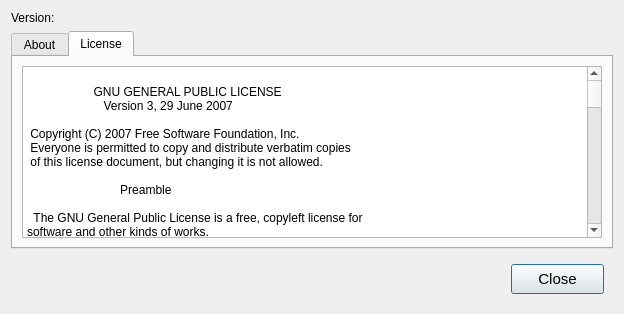
Old version of the form src/ui/about.ui in the repository DenisMedved/vkaudiosync.
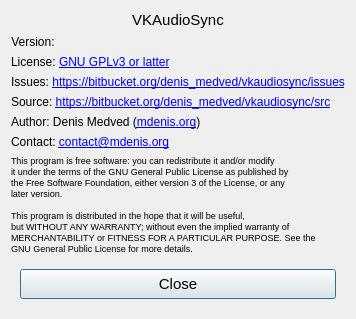
New version of the form. The open tabs and pages were chosen to show the change. Icons and pictures are not drawn.

Commit message: upgrade from 0.12b to 0.13b. Fix filename filter. Change layout of about page.

Patch:
```diff
--- a/src/ui/about.ui
+++ b/src/ui/about.ui
@@ -6,14 +6,30 @@
    <rect>
     <x>0</x>
     <y>0</y>
-    <width>624</width>
-    <height>314</height>
+    <width>345</width>
+    <height>319</height>
    </rect>
   </property>
+  <property name="maximumSize">
+   <size>
+    <width>16777189</width>
+    <height>16777215</height>
+   </size>
+  </property>
   <property name="windowTitle">
    <string>Dialog</string>
   </property>
   <layout class="QVBoxLayout" name="verticalLayout">
+   <property name="sizeConstraint">
+    <enum>QLayout::SetFixedSize</enum>
+   </property>
+   <item>
+    <widget class="QLabel" name="label_7">
+     <property name="text">
+      <string>&lt;html&gt;&lt;head/&gt;&lt;body&gt;&lt;p align=&quot;center&quot;&gt;&lt;span style=&quot; font-size:11pt;&quot;&gt;VKAudioSync&lt;/span&gt;&lt;/p&gt;&lt;/body&gt;&lt;/html&gt;</string>
+     </property>
+    </widget>
+   </item>
    <item>
     <layout class="QHBoxLayout" name="horizontalLayout_2">
      <item>
@@ -39,6 +55,9 @@
        <property name="text">
         <string>Version:</string>
        </property>
+       <property name="alignment">
+        <set>Qt::AlignCenter</set>
+       </property>
       </widget>
      </item>
      <item>
@@ -46,757 +65,90 @@
        <property name="text">
         <string notr="true"/>
        </property>
+       <property name="alignment">
+        <set>Qt::AlignRight|Qt::AlignTrailing|Qt::AlignVCenter</set>
+       </property>
       </widget>
      </item>
     </layout>
    </item>
    <item>
-    <widget class="QTabWidget" name="tabAbout">
-     <property name="currentIndex">
-      <number>0</number>
+    <widget class="QLabel" name="label">
+     <property name="text">
+      <string>License: &lt;a href=&quot;http://www.gnu.org/copyleft/gpl.html&quot;&gt; GNU GPLv3 or latter&lt;/a&gt;</string>
      </property>
-     <widget class="QWidget" name="tab">
-      <attribute name="title">
-       <string>About</string>
-      </attribute>
-      <layout class="QVBoxLayout" name="verticalLayout_3">
-       <item>
-        <widget class="QPlainTextEdit" name="plainTextEdit_2">
-         <property name="plainText">
-          <string>VKAudioSync
-License:
-	GNU General Public License, version 3 or later
-Source:
-	https://bitbucket.org/denis_medved/vkaudiosync/src
-Contact:
-	Email: Denis Medved &lt;denis.medved91@gmail.com&gt;
-	Bitbucket: https://bitbucket.org/denis_medved
-	Twitter: https://twitter.com/mdenis_org
-
-Issues:
-	https://bitbucket.org/denis_medved/vkaudiosync/issues
-
-</string>
-         </property>
-        </widget>
-       </item>
-      </layout>
-     </widget>
-     <widget class="QWidget" name="tab_2">
-      <attribute name="title">
-       <string>License</string>
-      </attribute>
-      <layout class="QVBoxLayout" name="verticalLayout_2">
-       <item>
-        <widget class="QPlainTextEdit" name="plainTextEdit">
-         <property name="plainText">
-          <string> 
-                    GNU GENERAL PUBLIC LICENSE
-                       Version 3, 29 June 2007
-
- Copyright (C) 2007 Free Software Foundation, Inc. &lt;http://fsf.org/&gt;
- Everyone is permitted to copy and distribute verbatim copies
- of this license document, but changing it is not allowed.
-
-                            Preamble
-
-  The GNU General Public License is a free, copyleft license for
-software and other kinds of works.
-
-  The licenses for most software and other practical works are designed
-to take away your freedom to share and change the works.  By contrast,
-the GNU General Public License is intended to guarantee your freedom to
-share and change all versions of a program--to make sure it remains free
-software for all its users.  We, the Free Software Foundation, use the
-GNU General Public License for most of our software; it applies also to
-any other work released this way by its authors.  You can apply it to
-your programs, too.
-
-  When we speak of free software, we are referring to freedom, not
-price.  Our General Public Licenses are designed to make sure that you
-have the freedom to distribute copies of free software (and charge for
-them if you wish), that you receive source code or can get it if you
-want it, that you can change the software or use pieces of it in new
-free programs, and that you know you can do these things.
-
-  To protect your rights, we need to prevent others from denying you
-these rights or asking you to surrender the rights.  Therefore, you have
-certain responsibilities if you distribute copies of the software, or if
-you modify it: responsibilities to respect the freedom of others.
-
-  For example, if you distribute copies of such a program, whether
-gratis or for a fee, you must pass on to the recipients the same
-freedoms that you received.  You must make sure that they, too, receive
-or can get the source code.  And you must show them these terms so they
-know their rights.
-
-  Developers that use the GNU GPL protect your rights with two steps:
-(1) assert copyright on the software, and (2) offer you this License
-giving you legal permission to copy, distribute and/or modify it.
-
-  For the developers' and authors' protection, the GPL clearly explains
-that there is no warranty for this free software.  For both users' and
-authors' sake, the GPL requires that modified versions be marked as
-changed, so that their problems will not be attributed erroneously to
-authors of previous versions.
-
-  Some devices are designed to deny users access to install or run
-modified versions of the software inside them, although the manufacturer
-can do so.  This is fundamentally incompatible with the aim of
-protecting users' freedom to change the software.  The systematic
-pattern of such abuse occurs in the area of products for individuals to
-use, which is precisely where it is most unacceptable.  Therefore, we
-have designed this version of the GPL to prohibit the practice for those
-products.  If such problems arise substantially in other domains, we
-stand ready to extend this provision to those domains in future versions
-of the GPL, as needed to protect the freedom of users.
-
-  Finally, every program is threatened constantly by software patents.
-States should not allow patents to restrict development and use of
-software on general-purpose computers, but in those that do, we wish to
-avoid the special danger that patents applied to a free program could
-make it effectively proprietary.  To prevent this, the GPL assures that
-patents cannot be used to render the program non-free.
-
-  The precise terms and conditions for copying, distribution and
-modification follow.
-
-                       TERMS AND CONDITIONS
-
-  0. Definitions.
-
-  &quot;This License&quot; refers to version 3 of the GNU General Public License.
-
-  &quot;Copyright&quot; also means copyright-like laws that apply to other kinds of
-works, such as semiconductor masks.
-
-  &quot;The Program&quot; refers to any copyrightable work licensed under this
-License.  Each licensee is addressed as &quot;you&quot;.  &quot;Licensees&quot; and
-&quot;recipients&quot; may be individuals or organizations.
-
-  To &quot;modify&quot; a work means to copy from or adapt all or part of the work
-in a fashion requiring copyright permission, other than the making of an
-exact copy.  The resulting work is called a &quot;modified version&quot; of the
-earlier work or a work &quot;based on&quot; the earlier work.
-
-  A &quot;covered work&quot; means either the unmodified Program or a work based
-on the Program.
-
-  To &quot;propagate&quot; a work means to do anything with it that, without
-permission, would make you directly or secondarily liable for
-infringement under applicable copyright law, except executing it on a
-computer or modifying a private copy.  Propagation includes copying,
-distribution (with or without modification), making available to the
-public, and in some countries other activities as well.
-
-  To &quot;convey&quot; a work means any kind of propagation that enables other
-parties to make or receive copies.  Mere interaction with a user through
-a computer network, with no transfer of a copy, is not conveying.
-
-  An interactive user interface displays &quot;Appropriate Legal Notices&quot;
-to the extent that it includes a convenient and prominently visible
-feature that (1) displays an appropriate copyright notice, and (2)
-tells the user that there is no warranty for the work (except to the
-extent that warranties are provided), that licensees may convey the
-work under this License, and how to view a copy of this License.  If
-the interface presents a list of user commands or options, such as a
-menu, a prominent item in the list meets this criterion.
-
-  1. Source Code.
-
-  The &quot;source code&quot; for a work means the preferred form of the work
-for making modifications to it.  &quot;Object code&quot; means any non-source
-form of a work.
-
-  A &quot;Standard Interface&quot; means an interface that either is an official
-standard defined by a recognized standards body, or, in the case of
-interfaces specified for a particular programming language, one that
-is widely used among developers working in that language.
-
-  The &quot;System Libraries&quot; of an executable work include anything, other
-than the work as a whole, that (a) is included in the normal form of
-packaging a Major Component, but which is not part of that Major
-Component, and (b) serves only to enable use of the work with that
-Major Component, or to implement a Standard Interface for which an
-implementation is available to the public in source code form.  A
-&quot;Major Component&quot;, in this context, means a major essential component
-(kernel, window system, and so on) of the specific operating system
-(if any) on which the executable work runs, or a compiler used to
-produce the work, or an object code interpreter used to run it.
-
-  The &quot;Corresponding Source&quot; for a work in object code form means all
-the source code needed to generate, install, and (for an executable
-work) run the object code and to modify the work, including scripts to
-control those activities.  However, it does not include the work's
-System Libraries, or general-purpose tools or generally available free
-programs which are used unmodified in performing those activities but
-which are not part of the work.  For example, Corresponding Source
-includes interface definition files associated with source files for
-the work, and the source code for shared libraries and dynamically
-linked subprograms that the work is specifically designed to require,
-such as by intimate data communication or control flow between those
-subprograms and other parts of the work.
-
-  The Corresponding Source need not include anything that users
-can regenerate automatically from other parts of the Corresponding
-Source.
-
-  The Corresponding Source for a work in source code form is that
-same work.
-
-  2. Basic Permissions.
-
-  All rights granted under this License are granted for the term of
-copyright on the Program, and are irrevocable provided the stated
-conditions are met.  This License explicitly affirms your unlimited
-permission to run the unmodified Program.  The output from running a
-covered work is covered by this License only if the output, given its
-content, constitutes a covered work.  This License acknowledges your
-rights of fair use or other equivalent, as provided by copyright law.
-
-  You may make, run and propagate covered works that you do not
-convey, without conditions so long as your license otherwise remains
-in force.  You may convey covered works to others for the sole purpose
-of having them make modifications exclusively for you, or provide you
-with facilities for running those works, provided that you comply with
-the terms of this License in conveying all material for which you do
-not control copyright.  Those thus making or running the covered works
-for you must do so exclusively on your behalf, under your direction
-and control, on terms that prohibit them from making any copies of
-your copyrighted material outside their relationship with you.
-
-  Conveying under any other circumstances is permitted solely under
-the conditions stated below.  Sublicensing is not allowed; section 10
-makes it unnecessary.
-
-  3. Protecting Users' Legal Rights From Anti-Circumvention Law.
-
-  No covered work shall be deemed part of an effective technological
-measure under any applicable law fulfilling obligations under article
-11 of the WIPO copyright treaty adopted on 20 December 1996, or
-similar laws prohibiting or restricting circumvention of such
-measures.
-
-  When you convey a covered work, you waive any legal power to forbid
-circumvention of technological measures to the extent such circumvention
-is effected by exercising rights under this License with respect to
-the covered work, and you disclaim any intention to limit operation or
-modification of the work as a means of enforcing, against the work's
-users, your or third parties' legal rights to forbid circumvention of
-technological measures.
-
-  4. Conveying Verbatim Copies.
-
-  You may convey verbatim copies of the Program's source code as you
-receive it, in any medium, provided that you conspicuously and
-appropriately publish on each copy an appropriate copyright notice;
-keep intact all notices stating that this License and any
-non-permissive terms added in accord with section 7 apply to the code;
-keep intact all notices of the absence of any warranty; and give all
-recipients a copy of this License along with the Program.
-
-  You may charge any price or no price for each copy that you convey,
-and you may offer support or warranty protection for a fee.
-
-  5. Conveying Modified Source Versions.
-
-  You may convey a work based on the Program, or the modifications to
-produce it from the Program, in the form of source code under the
-terms of section 4, provided that you also meet all of these conditions:
-
-    a) The work must carry prominent notices stating that you modified
-    it, and giving a relevant date.
-
-    b) The work must carry prominent notices stating that it is
-    released under this License and any conditions added under section
-    7.  This requirement modifies the requirement in section 4 to
-    &quot;keep intact all notices&quot;.
-
-    c) You must license the entire work, as a whole, under this
-    License to anyone who comes into possession of a copy.  This
-    License will therefore apply, along with any applicable section 7
-    additional terms, to the whole of the work, and all its parts,
-    regardless of how they are packaged.  This License gives no
-    permission to license the work in any other way, but it does not
-    invalidate such permission if you have separately received it.
-
-    d) If the work has interactive user interfaces, each must display
-    Appropriate Legal Notices; however, if the Program has interactive
-    interfaces that do not display Appropriate Legal Notices, your
-    work need not make them do so.
-
-  A compilation of a covered work with other separate and independent
-works, which are not by their nature extensions of the covered work,
-and which are not combined with it such as to form a larger program,
-in or on a volume of a storage or distribution medium, is called an
-&quot;aggregate&quot; if the compilation and its resulting copyright are not
-used to limit the access or legal rights of the compilation's users
-beyond what the individual works permit.  Inclusion of a covered work
-in an aggregate does not cause this License to apply to the other
-parts of the aggregate.
-
-  6. Conveying Non-Source Forms.
-
-  You may convey a covered work in object code form under the terms
-of sections 4 and 5, provided that you also convey the
-machine-readable Corresponding Source under the terms of this License,
-in one of these ways:
-
-    a) Convey the object code in, or embodied in, a physical product
-    (including a physical distribution medium), accompanied by the
-    Corresponding Source fixed on a durable physical medium
-    customarily used for software interchange.
-
-    b) Convey the object code in, or embodied in, a physical product
-    (including a physical distribution medium), accompanied by a
-    written offer, valid for at least three years and valid for as
-    long as you offer spare parts or customer support for that product
-    model, to give anyone who possesses the object code either (1) a
-    copy of the Corresponding Source for all the software in the
-    product that is covered by this License, on a durable physical
-    medium customarily used for software interchange, for a price no
-    more than your reasonable cost of physically performing this
-    conveying of source, or (2) access to copy the
-    Corresponding Source from a network server at no charge.
-
-    c) Convey individual copies of the object code with a copy of the
-    written offer to provide the Corresponding Source.  This
-    alternative is allowed only occasionally and noncommercially, and
-    only if you received the object code with such an offer, in accord
-    with subsection 6b.
-
-    d) Convey the object code by offering access from a designated
-    place (gratis or for a charge), and offer equivalent access to the
-    Corresponding Source in the same way through the same place at no
-    further charge.  You need not require recipients to copy the
-    Corresponding Source along with the object code.  If the place to
-    copy the object code is a network server, the Corresponding Source
-    may be on a different server (operated by you or a third party)
-    that supports equivalent copying facilities, provided you maintain
-    clear directions next to the object code saying where to find the
-    Corresponding Source.  Regardless of what server hosts the
-    Corresponding Source, you remain obligated to ensure that it is
-    available for as long as needed to satisfy these requirements.
-
-    e) Convey the object code using peer-to-peer transmission, provided
-    you inform other peers where the object code and Corresponding
-    Source of the work are being offered to the general public at no
-    charge under subsection 6d.
-
-  A separable portion of the object code, whose source code is excluded
-from the Corresponding Source as a System Library, need not be
-included in conveying the object code work.
-
-  A &quot;User Product&quot; is either (1) a &quot;consumer product&quot;, which means any
-tangible personal property which is normally used for personal, family,
-or household purposes, or (2) anything designed or sold for incorporation
-into a dwelling.  In determining whether a product is a consumer product,
-doubtful cases shall be resolved in favor of coverage.  For a particular
-product received by a particular user, &quot;normally used&quot; refers to a
-typical or common use of that class of product, regardless of the status
-of the particular user or of the way in which the particular user
-actually uses, or expects or is expected to use, the product.  A product
-is a consumer product regardless of whether the product has substantial
-commercial, industrial or non-consumer uses, unless such uses represent
-the only significant mode of use of the product.
-
-  &quot;Installation Information&quot; for a User Product means any methods,
-procedures, authorization keys, or other information required to install
-and execute modified versions of a covered work in that User Product from
-a modified version of its Corresponding Source.  The information must
-suffice to ensure that the continued functioning of the modified object
-code is in no case prevented or interfered with solely because
-modification has been made.
-
-  If you convey an object code work under this section in, or with, or
-specifically for use in, a User Product, and the conveying occurs as
-part of a transaction in which the right of possession and use of the
-User Product is transferred to the recipient in perpetuity or for a
-fixed term (regardless of how the transaction is characterized), the
-Corresponding Source conveyed under this section must be accompanied
-by the Installation Information.  But this requirement does not apply
-if neither you nor any third party retains the ability to install
-modified object code on the User Product (for example, the work has
-been installed in ROM).
-
-  The requirement to provide Installation Information does not include a
-requirement to continue to provide support service, warranty, or updates
-for a work that has been modified or installed by the recipient, or for
-the User Product in which it has been modified or installed.  Access to a
-network may be denied when the modification itself materially and
-adversely affects the operation of the network or violates the rules and
-protocols for communication across the network.
-
-  Corresponding Source conveyed, and Installation Information provided,
-in accord with this section must be in a format that is publicly
-documented (and with an implementation available to the public in
-source code form), and must require no special password or key for
-unpacking, reading or copying.
-
-  7. Additional Terms.
-
-  &quot;Additional permissions&quot; are terms that supplement the terms of this
-License by making exceptions from one or more of its conditions.
-Additional permissions that are applicable to the entire Program shall
-be treated as though they were included in this License, to the extent
-that they are valid under applicable law.  If additional permissions
-apply only to part of the Program, that part may be used separately
-under those permissions, but the entire Program remains governed by
-this License without regard to the additional permissions.
-
-  When you convey a copy of a covered work, you may at your option
-remove any additional permissions from that copy, or from any part of
-it.  (Additional permissions may be written to require their own
-removal in certain cases when you modify the work.)  You may place
-additional permissions on material, added by you to a covered work,
-for which you have or can give appropriate copyright permission.
-
-  Notwithstanding any other provision of this License, for material you
-add to a covered work, you may (if authorized by the copyright holders of
-that material) supplement the terms of this License with terms:
-
-    a) Disclaiming warranty or limiting liability differently from the
-    terms of sections 15 and 16 of this License; or
-
-    b) Requiring preservation of specified reasonable legal notices or
-    author attributions in that material or in the Appropriate Legal
-    Notices displayed by works containing it; or
-
-    c) Prohibiting misrepresentation of the origin of that material, or
-    requiring that modified versions of such material be marked in
-    reasonable ways as different from the original version; or
-
-    d) Limiting the use for publicity purposes of names of licensors or
-    authors of the material; or
-
-    e) Declining to grant rights under trademark law for use of some
-    trade names, trademarks, or service marks; or
-
-    f) Requiring indemnification of licensors and authors of that
-    material by anyone who conveys the material (or modified versions of
-    it) with contractual assumptions of liability to the recipient, for
-    any liability that these contractual assumptions directly impose on
-    those licensors and authors.
-
-  All other non-permissive additional terms are considered &quot;further
-restrictions&quot; within the meaning of section 10.  If the Program as you
-received it, or any part of it, contains a notice stating that it is
-governed by this License along with a term that is a further
-restriction, you may remove that term.  If a license document contains
-a further restriction but permits relicensing or conveying under this
-License, you may add to a covered work material governed by the terms
-of that license document, provided that the further restriction does
-not survive such relicensing or conveying.
-
-  If you add terms to a covered work in accord with this section, you
-must place, in the relevant source files, a statement of the
-additional terms that apply to those files, or a notice indicating
-where to find the applicable terms.
-
-  Additional terms, permissive or non-permissive, may be stated in the
-form of a separately written license, or stated as exceptions;
-the above requirements apply either way.
-
-  8. Termination.
-
-  You may not propagate or modify a covered work except as expressly
-provided under this License.  Any attempt otherwise to propagate or
-modify it is void, and will automatically terminate your rights under
-this License (including any patent licenses granted under the third
-paragraph of section 11).
-
-  However, if you cease all violation of this License, then your
-license from a particular copyright holder is reinstated (a)
-provisionally, unless and until the copyright holder explicitly and
-finally terminates your license, and (b) permanently, if the copyright
-holder fails to notify you of the violation by some reasonable means
-prior to 60 days after the cessation.
-
-  Moreover, your license from a particular copyright holder is
-reinstated permanently if the copyright holder notifies you of the
-violation by some reasonable means, this is the first time you have
-received notice of violation of this License (for any work) from that
-copyright holder, and you cure the violation prior to 30 days after
-your receipt of the notice.
-
-  Termination of your rights under this section does not terminate the
-licenses of parties who have received copies or rights from you under
-this License.  If your rights have been terminated and not permanently
-reinstated, you do not qualify to receive new licenses for the same
-material under section 10.
-
-  9. Acceptance Not Required for Having Copies.
-
-  You are not required to accept this License in order to receive or
-run a copy of the Program.  Ancillary propagation of a covered work
-occurring solely as a consequence of using peer-to-peer transmission
-to receive a copy likewise does not require acceptance.  However,
-nothing other than this License grants you permission to propagate or
-modify any covered work.  These actions infringe copyright if you do
-not accept this License.  Therefore, by modifying or propagating a
-covered work, you indicate your acceptance of this License to do so.
-
-  10. Automatic Licensing of Downstream Recipients.
-
-  Each time you convey a covered work, the recipient automatically
-receives a license from the original licensors, to run, modify and
-propagate that work, subject to this License.  You are not responsible
-for enforcing compliance by third parties with this License.
-
-  An &quot;entity transaction&quot; is a transaction transferring control of an
-organization, or substantially all assets of one, or subdividing an
-organization, or merging organizations.  If propagation of a covered
-work results from an entity transaction, each party to that
-transaction who receives a copy of the work also receives whatever
-licenses to the work the party's predecessor in interest had or could
-give under the previous paragraph, plus a right to possession of the
-Corresponding Source of the work from the predecessor in interest, if
-the predecessor has it or can get it with reasonable efforts.
-
-  You may not impose any further restrictions on the exercise of the
-rights granted or affirmed under this License.  For example, you may
-not impose a license fee, royalty, or other charge for exercise of
-rights granted under this License, and you may not initiate litigation
-(including a cross-claim or counterclaim in a lawsuit) alleging that
-any patent claim is infringed by making, using, selling, offering for
-sale, or importing the Program or any portion of it.
-
-  11. Patents.
-
-  A &quot;contributor&quot; is a copyright holder who authorizes use under this
-License of the Program or a work on which the Program is based.  The
-work thus licensed is called the contributor's &quot;contributor version&quot;.
-
-  A contributor's &quot;essential patent claims&quot; are all patent claims
-owned or controlled by the contributor, whether already acquired or
-hereafter acquired, that would be infringed by some manner, permitted
-by this License, of making, using, or selling its contributor version,
-but do not include claims that would be infringed only as a
-consequence of further modification of the contributor version.  For
-purposes of this definition, &quot;control&quot; includes the right to grant
-patent sublicenses in a manner consistent with the requirements of
-this License.
-
-  Each contributor grants you a non-exclusive, worldwide, royalty-free
-patent license under the contributor's essential patent claims, to
-make, use, sell, offer for sale, import and otherwise run, modify and
-propagate the contents of its contributor version.
-
-  In the following three paragraphs, a &quot;patent license&quot; is any express
-agreement or commitment, however denominated, not to enforce a patent
-(such as an express permission to practice a patent or covenant not to
-sue for patent infringement).  To &quot;grant&quot; such a patent license to a
-party means to make such an agreement or commitment not to enforce a
-patent against the party.
-
-  If you convey a covered work, knowingly relying on a patent license,
-and the Corresponding Source of the work is not available for anyone
-to copy, free of charge and under the terms of this License, through a
-publicly available network server or other readily accessible means,
-then you must either (1) cause the Corresponding Source to be so
-available, or (2) arrange to deprive yourself of the benefit of the
-patent license for this particular work, or (3) arrange, in a manner
-consistent with the requirements of this License, to extend the patent
-license to downstream recipients.  &quot;Knowingly relying&quot; means you have
-actual knowledge that, but for the patent license, your conveying the
-covered work in a country, or your recipient's use of the covered work
-in a country, would infringe one or more identifiable patents in that
-country that you have reason to believe are valid.
-
-  If, pursuant to or in connection with a single transaction or
-arrangement, you convey, or propagate by procuring conveyance of, a
-covered work, and grant a patent license to some of the parties
-receiving the covered work authorizing them to use, propagate, modify
-or convey a specific copy of the covered work, then the patent license
-you grant is automatically extended to all recipients of the covered
-work and works based on it.
-
-  A patent license is &quot;discriminatory&quot; if it does not include within
-the scope of its coverage, prohibits the exercise of, or is
-conditioned on the non-exercise of one or more of the rights that are
-specifically granted under this License.  You may not convey a covered
-work if you are a party to an arrangement with a third party that is
-in the business of distributing software, under which you make payment
-to the third party based on the extent of your activity of conveying
-the work, and under which the third party grants, to any of the
-parties who would receive the covered work from you, a discriminatory
-patent license (a) in connection with copies of the covered work
-conveyed by you (or copies made from those copies), or (b) primarily
-for and in connection with specific products or compilations that
-contain the covered work, unless you entered into that arrangement,
-or that patent license was granted, prior to 28 March 2007.
-
-  Nothing in this License shall be construed as excluding or limiting
-any implied license or other defenses to infringement that may
-otherwise be available to you under applicable patent law.
-
-  12. No Surrender of Others' Freedom.
-
-  If conditions are imposed on you (whether by court order, agreement or
-otherwise) that contradict the conditions of this License, they do not
-excuse you from the conditions of this License.  If you cannot convey a
-covered work so as to satisfy simultaneously your obligations under this
-License and any other pertinent obligations, then as a consequence you may
-not convey it at all.  For example, if you agree to terms that obligate you
-to collect a royalty for further conveying from those to whom you convey
-the Program, the only way you could satisfy both those terms and this
-License would be to refrain entirely from conveying the Program.
-
-  13. Use with the GNU Affero General Public License.
-
-  Notwithstanding any other provision of this License, you have
-permission to link or combine any covered work with a work licensed
-under version 3 of the GNU Affero General Public License into a single
-combined work, and to convey the resulting work.  The terms of this
-License will continue to apply to the part which is the covered work,
-but the special requirements of the GNU Affero General Public License,
-section 13, concerning interaction through a network will apply to the
-combination as such.
-
-  14. Revised Versions of this License.
-
-  The Free Software Foundation may publish revised and/or new versions of
-the GNU General Public License from time to time.  Such new versions will
-be similar in spirit to the present version, but may differ in detail to
-address new problems or concerns.
-
-  Each version is given a distinguishing version number.  If the
-Program specifies that a certain numbered version of the GNU General
-Public License &quot;or any later version&quot; applies to it, you have the
-option of following the terms and conditions either of that numbered
-version or of any later version published by the Free Software
-Foundation.  If the Program does not specify a version number of the
-GNU General Public License, you may choose any version ever published
-by the Free Software Foundation.
-
-  If the Program specifies that a proxy can decide which future
-versions of the GNU General Public License can be used, that proxy's
-public statement of acceptance of a version permanently authorizes you
-to choose that version for the Program.
-
-  Later license versions may give you additional or different
-permissions.  However, no additional obligations are imposed on any
-author or copyright holder as a result of your choosing to follow a
-later version.
-
-  15. Disclaimer of Warranty.
-
-  THERE IS NO WARRANTY FOR THE PROGRAM, TO THE EXTENT PERMITTED BY
-APPLICABLE LAW.  EXCEPT WHEN OTHERWISE STATED IN WRITING THE COPYRIGHT
-HOLDERS AND/OR OTHER PARTIES PROVIDE THE PROGRAM &quot;AS IS&quot; WITHOUT WARRANTY
-OF ANY KIND, EITHER EXPRESSED OR IMPLIED, INCLUDING, BUT NOT LIMITED TO,
-THE IMPLIED WARRANTIES OF MERCHANTABILITY AND FITNESS FOR A PARTICULAR
-PURPOSE.  THE ENTIRE RISK AS TO THE QUALITY AND PERFORMANCE OF THE PROGRAM
-IS WITH YOU.  SHOULD THE PROGRAM PROVE DEFECTIVE, YOU ASSUME THE COST OF
-ALL NECESSARY SERVICING, REPAIR OR CORRECTION.
-
-  16. Limitation of Liability.
-
-  IN NO EVENT UNLESS REQUIRED BY APPLICABLE LAW OR AGREED TO IN WRITING
-WILL ANY COPYRIGHT HOLDER, OR ANY OTHER PARTY WHO MODIFIES AND/OR CONVEYS
-THE PROGRAM AS PERMITTED ABOVE, BE LIABLE TO YOU FOR DAMAGES, INCLUDING ANY
-GENERAL, SPECIAL, INCIDENTAL OR CONSEQUENTIAL DAMAGES ARISING OUT OF THE
-USE OR INABILITY TO USE THE PROGRAM (INCLUDING BUT NOT LIMITED TO LOSS OF
-DATA OR DATA BEING RENDERED INACCURATE OR LOSSES SUSTAINED BY YOU OR THIRD
-PARTIES OR A FAILURE OF THE PROGRAM TO OPERATE WITH ANY OTHER PROGRAMS),
-EVEN IF SUCH HOLDER OR OTHER PARTY HAS BEEN ADVISED OF THE POSSIBILITY OF
-SUCH DAMAGES.
-
-  17. Interpretation of Sections 15 and 16.
-
-  If the disclaimer of warranty and limitation of liability provided
-above cannot be given local legal effect according to their terms,
-reviewing courts shall apply local law that most closely approximates
-an absolute waiver of all civil liability in connection with the
-Program, unless a warranty or assumption of liability accompanies a
-copy of the Program in return for a fee.
-
-                     END OF TERMS AND CONDITIONS
-
-            How to Apply These Terms to Your New Programs
-
-  If you develop a new program, and you want it to be of the greatest
-possible use to the public, the best way to achieve this is to make it
-free software which everyone can redistribute and change under these terms.
-
-  To do so, attach the following notices to the program.  It is safest
-to attach them to the start of each source file to most effectively
-state the exclusion of warranty; and each file should have at least
-the &quot;copyright&quot; line and a pointer to where the full notice is found.
-
-    &lt;one line to give the program's name and a brief idea of what it does.&gt;
-    Copyright (C) &lt;year&gt;  &lt;name of author&gt;
-
-    This program is free software: you can redistribute it and/or modify
-    it under the terms of the GNU General Public License as published by
-    the Free Software Foundation, either version 3 of the License, or
-    (at your option) any later version.
-
-    This program is distributed in the hope that it will be useful,
-    but WITHOUT ANY WARRANTY; without even the implied warranty of
-    MERCHANTABILITY or FITNESS FOR A PARTICULAR PURPOSE.  See the
-    GNU General Public License for more details.
-
-    You should have received a copy of the GNU General Public License
-    along with this program.  If not, see &lt;http://www.gnu.org/licenses/&gt;.
-
-Also add information on how to contact you by electronic and paper mail.
-
-  If the program does terminal interaction, make it output a short
-notice like this when it starts in an interactive mode:
-
-    &lt;program&gt;  Copyright (C) &lt;year&gt;  &lt;name of author&gt;
-    This program comes with ABSOLUTELY NO WARRANTY; for details type `show w'.
-    This is free software, and you are welcome to redistribute it
-    under certain conditions; type `show c' for details.
-
-The hypothetical commands `show w' and `show c' should show the appropriate
-parts of the General Public License.  Of course, your program's commands
-might be different; for a GUI interface, you would use an &quot;about box&quot;.
-
-  You should also get your employer (if you work as a programmer) or school,
-if any, to sign a &quot;copyright disclaimer&quot; for the program, if necessary.
-For more information on this, and how to apply and follow the GNU GPL, see
-&lt;http://www.gnu.org/licenses/&gt;.
-
-  The GNU General Public License does not permit incorporating your program
-into proprietary programs.  If your program is a subroutine library, you
-may consider it more useful to permit linking proprietary applications with
-the library.  If this is what you want to do, use the GNU Lesser General
-Public License instead of this License.  But first, please read
-&lt;http://www.gnu.org/philosophy/why-not-lgpl.html&gt;.
-</string>
-         </property>
-        </widget>
-       </item>
-      </layout>
-     </widget>
+     <property name="wordWrap">
+      <bool>true</bool>
+     </property>
+     <property name="buddy">
+      <cstring>http://www.gnu.org/copyleft/gpl.html</cstring>
+     </property>
+    </widget>
+   </item>
+   <item>
+    <widget class="QLabel" name="label_2">
+     <property name="text">
+      <string>Issues: &lt;a href=&quot;https://bitbucket.org/denis_medved/vkaudiosync/issues&quot;&gt;https://bitbucket.org/denis_medved/vkaudiosync/issues&lt;/a&gt;</string>
+     </property>
+    </widget>
+   </item>
+   <item>
+    <widget class="QLabel" name="label_3">
+     <property name="text">
+      <string>Source: &lt;a href=&quot;https://bitbucket.org/denis_medved/vkaudiosync/src&quot;&gt;https://bitbucket.org/denis_medved/vkaudiosync/src&lt;/a&gt;</string>
+     </property>
+    </widget>
+   </item>
+   <item>
+    <widget class="QLabel" name="label_5">
+     <property name="text">
+      <string>Author: Denis Medved (&lt;a href=&quot;http://mdenis.org&quot;&gt;mdenis.org&lt;/a&gt;)</string>
+     </property>
+    </widget>
+   </item>
+   <item>
+    <widget class="QLabel" name="label_4">
+     <property name="text">
+      <string>Contact: &lt;a href=&quot;mailto:contact@mdenis.org&quot;&gt;contact@mdenis.org&lt;/a&gt;</string>
+     </property>
+    </widget>
+   </item>
+   <item>
+    <widget class="QLabel" name="label_6">
+     <property name="text">
+      <string>&lt;!DOCTYPE HTML PUBLIC &quot;-//W3C//DTD HTML 4.0//EN&quot; &quot;http://www.w3.org/TR/REC-html40/strict.dtd&quot;&gt;
+&lt;html&gt;&lt;head&gt;&lt;meta name=&quot;qrichtext&quot; content=&quot;1&quot; /&gt;&lt;style type=&quot;text/css&quot;&gt;
+p, li { white-space: pre-wrap; }
+&lt;/style&gt;&lt;/head&gt;&lt;body style=&quot; font-family:'MS Shell Dlg 2'; font-size:8pt; font-weight:400; font-style:normal;&quot;&gt;
+&lt;p style=&quot; margin-top:0px; margin-bottom:0px; margin-left:0px; margin-right:0px; -qt-block-indent:0; text-indent:0px;&quot;&gt;&lt;span style=&quot; font-size:7pt;&quot;&gt;This program is free software: you can redistribute it and/or modify&lt;/span&gt;&lt;/p&gt;
+&lt;p style=&quot; margin-top:0px; margin-bottom:0px; margin-left:0px; margin-right:0px; -qt-block-indent:0; text-indent:0px;&quot;&gt;&lt;span style=&quot; font-size:7pt;&quot;&gt;it under the terms of the GNU General Public License as published by&lt;/span&gt;&lt;/p&gt;
+&lt;p style=&quot; margin-top:0px; margin-bottom:0px; margin-left:0px; margin-right:0px; -qt-block-indent:0; text-indent:0px;&quot;&gt;&lt;span style=&quot; font-size:7pt;&quot;&gt;the Free Software Foundation, either version 3 of the License, or any &lt;/span&gt;&lt;/p&gt;
+&lt;p style=&quot; margin-top:0px; margin-bottom:0px; margin-left:0px; margin-right:0px; -qt-block-indent:0; text-indent:0px;&quot;&gt;&lt;span style=&quot; font-size:7pt;&quot;&gt;later version.&lt;/span&gt;&lt;/p&gt;
+&lt;p style=&quot;-qt-paragraph-type:empty; margin-top:0px; margin-bottom:0px; margin-left:0px; margin-right:0px; -qt-block-indent:0; text-indent:0px; font-size:7pt;&quot;&gt;&lt;br /&gt;&lt;/p&gt;
+&lt;p style=&quot; margin-top:0px; margin-bottom:0px; margin-left:0px; margin-right:0px; -qt-block-indent:0; text-indent:0px;&quot;&gt;&lt;span style=&quot; font-size:7pt;&quot;&gt;This program is distributed in the hope that it will be useful,&lt;/span&gt;&lt;/p&gt;
+&lt;p style=&quot; margin-top:0px; margin-bottom:0px; margin-left:0px; margin-right:0px; -qt-block-indent:0; text-indent:0px;&quot;&gt;&lt;span style=&quot; font-size:7pt;&quot;&gt;but WITHOUT ANY WARRANTY; without even the implied warranty of&lt;/span&gt;&lt;/p&gt;
+&lt;p style=&quot; margin-top:0px; margin-bottom:0px; margin-left:0px; margin-right:0px; -qt-block-indent:0; text-indent:0px;&quot;&gt;&lt;span style=&quot; font-size:7pt;&quot;&gt;MERCHANTABILITY or FITNESS FOR A PARTICULAR PURPOSE. See the&lt;/span&gt;&lt;/p&gt;
+&lt;p style=&quot; margin-top:0px; margin-bottom:0px; margin-left:0px; margin-right:0px; -qt-block-indent:0; text-indent:0px;&quot;&gt;&lt;span style=&quot; font-size:7pt;&quot;&gt;GNU General Public License for more details.&lt;/span&gt;&lt;/p&gt;&lt;/body&gt;&lt;/html&gt;</string>
+     </property>
     </widget>
    </item>
    <item>
     <widget class="QWidget" name="widget" native="true">
      <layout class="QHBoxLayout" name="horizontalLayout">
-      <item>
-       <spacer name="horizontalSpacer">
-        <property name="orientation">
-         <enum>Qt::Horizontal</enum>
-        </property>
-        <property name="sizeHint" stdset="0">
-         <size>
-          <width>23</width>
-          <height>20</height>
-         </size>
-        </property>
-       </spacer>
-      </item>
       <item>
        <widget class="QPushButton" name="close">
         <property name="minimumSize">
          <size>
-          <width>93</width>
+          <width>100</width>
           <height>30</height>
          </size>
         </property>
+        <property name="maximumSize">
+         <size>
+          <width>16777215</width>
+          <height>16777215</height>
+         </size>
+        </property>
         <property name="baseSize">
          <size>
           <width>33</width>
```
Left out of the diff: 5 changed lines with no effect on the pictures. The commit also changes 6 other files.
